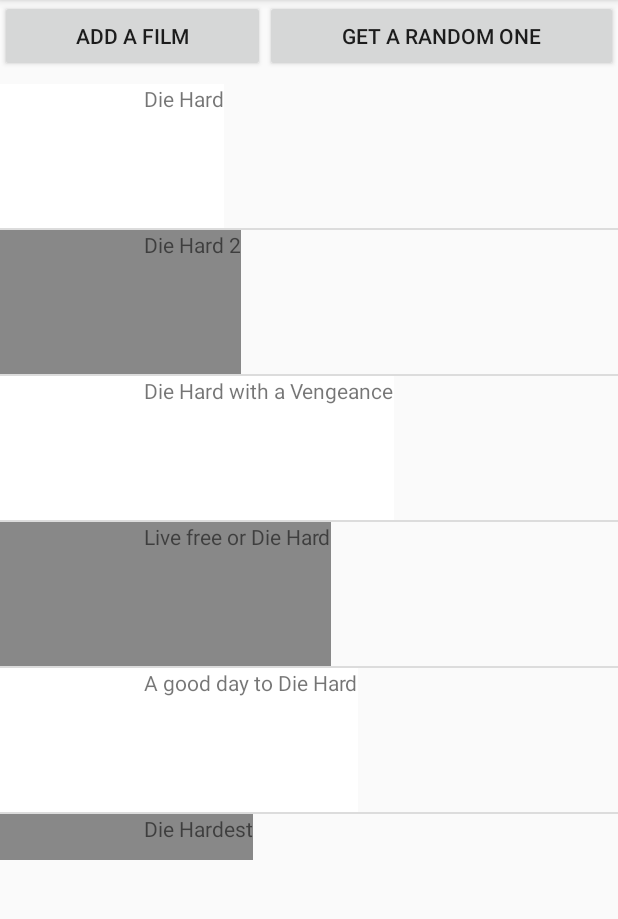
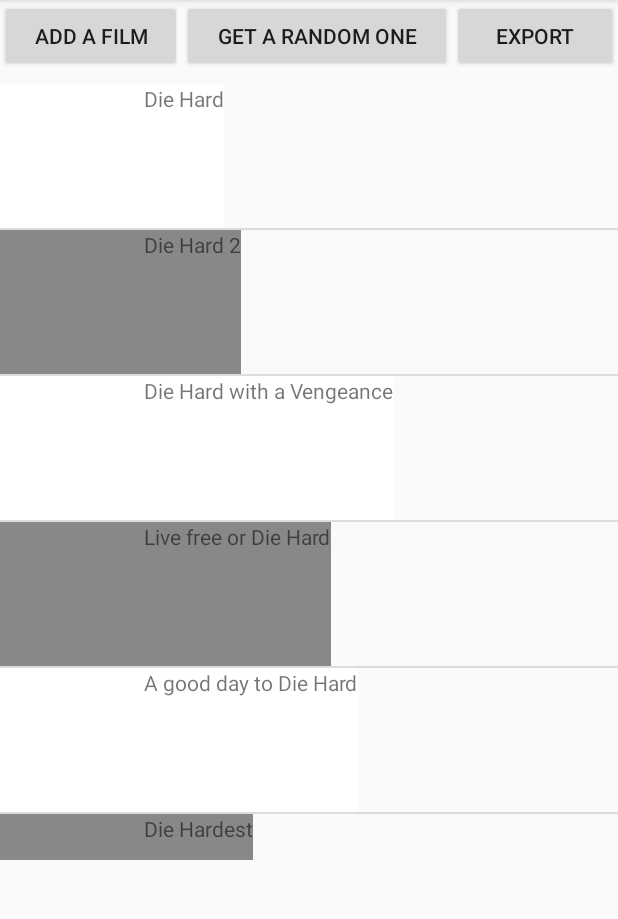
Before and after one commit to Batrayer/AndroidVoodoo, an Android app: the screen it shows after launch (MainActivity), on a phone screen of 412 x 824 dp, the part 84-1003 px from its top. Run offline under Robolectric (Android 15) with nearby library versions, the phone set to English and light mode, and no system bars.

Commit message:
Feat: sacrifice de jean-dylan

```diff
--- a/app/src/main/AndroidManifest.xml
+++ b/app/src/main/AndroidManifest.xml
@@ -2,6 +2,8 @@
 <manifest xmlns:android="http://schemas.android.com/apk/res/android"
     package="baptiste.rayer.master2">
     <uses-permission android:name="android.permission.INTERNET"/>
+    <uses-permission android:name="android.permission.READ_EXTERNAL_STORAGE"/>
+    <uses-permission android:name="android.permission.WRITE_EXTERNAL_STORAGE"/>
 
     <application
         android:allowBackup="true"
--- a/app/src/main/java/baptiste/rayer/master2/MainActivity.java
+++ b/app/src/main/java/baptiste/rayer/master2/MainActivity.java
@@ -1,20 +1,22 @@
 package baptiste.rayer.master2;
 
+import android.Manifest;
 import android.content.Context;
+import android.content.pm.PackageManager;
 import android.os.AsyncTask;
 import android.os.Looper;
+import android.support.v4.app.ActivityCompat;
+import android.support.v4.content.ContextCompat;
 import android.support.v7.app.AppCompatActivity;
 import android.os.Bundle;
+import android.util.Log;
 import android.view.View;
 import android.widget.Button;
 import android.widget.ListView;
 
-import java.lang.ref.WeakReference;
 import java.util.ArrayList;
 import java.util.List;
 import java.util.concurrent.BlockingQueue;
-import java.util.concurrent.ExecutorService;
-import java.util.concurrent.Executors;
 import java.util.concurrent.LinkedBlockingDeque;
 import java.util.concurrent.ThreadPoolExecutor;
 import java.util.concurrent.TimeUnit;
@@ -30,15 +32,16 @@ public class MainActivity extends AppCompatActivity {
     List<Film> lst;
     ThreadPoolExecutor thpe;
     BlockingQueue<Runnable> bcq;
+    public static final int MY_PERMISSIONS_REQUEST_STORAGE = 1;
+    public static final int MY_PERMISSIONS_REQUEST_CAMERA = 2;
 
     @Override
     protected void onCreate(Bundle savedInstanceState) {
         super.onCreate(savedInstanceState);
         setContentView(R.layout.activity_main);
+
         ListView lv = (ListView) findViewById(R.id.lst_view);
         lst = new ArrayList<>();
-        Button updateImagePool = findViewById(R.id.add_film);
-        Button updateImage = (Button) findViewById(R.id.random_film);
 
         Film f = new Film();
         adapter = new ArrayAdapterListe( MainActivity.this, lst);
@@ -67,7 +70,24 @@ public class MainActivity extends AppCompatActivity {
         lst.add(f);
 
         lv.setAdapter(adapter);
+        if (ContextCompat.checkSelfPermission(MainActivity.this, Manifest.permission.WRITE_EXTERNAL_STORAGE) !=
+                PackageManager.PERMISSION_GRANTED) {
+            ActivityCompat.requestPermissions(MainActivity.this,
+                    new String[]{Manifest.permission.WRITE_EXTERNAL_STORAGE},
+                    MY_PERMISSIONS_REQUEST_STORAGE
+            );
+        }else{
+            addAllListener();
+            if (ContextCompat.checkSelfPermission(MainActivity.this, Manifest.permission.CAMERA) != PackageManager.PERMISSION_GRANTED) {
+                ActivityCompat.requestPermissions(MainActivity.this, new String[]{Manifest.permission.CAMERA},
+                        MY_PERMISSIONS_REQUEST_CAMERA);
+            }
+        }
+    }
 
+    public void addAllListener() {
+        Button updateImagePool = findViewById(R.id.add_film);
+        Button updateImage = (Button) findViewById(R.id.random_film);
         View.OnClickListener listenerUpdateFilm = new View.OnClickListener() {
             @Override
             public void onClick(View view) {
@@ -104,4 +124,34 @@ public class MainActivity extends AppCompatActivity {
         };
         updateImagePool.setOnClickListener(listenerUpdateFilmPool);
     }
+    @Override
+    public void onRequestPermissionsResult(int requestCode,
+                                           String permissions[], int[] grantResults) {
+        System.out.println("Starfoula ?");
+        switch (requestCode) {
+            case MY_PERMISSIONS_REQUEST_STORAGE: {
+                // If request is cancelled, the result arrays are empty.
+                if (grantResults.length > 0
+                        && grantResults[0] == PackageManager.PERMISSION_GRANTED) {
+                    addAllListener();
+                } else {
+                    finish();
+                }
+                return;
+            }
+            case MY_PERMISSIONS_REQUEST_CAMERA: {
+                if (grantResults.length > 0
+                        && grantResults[0] == PackageManager.PERMISSION_GRANTED) {
+                    Log.d("CAMERA", "SUCCESS");
+                } else {
+                    Log.d("CAMERA", "FAILURE");
+
+                }
+                return;
+            }
+
+            // other 'case' lines to check for other
+            // permissions this app might request.
+        }
+    }
 }
--- a/app/src/main/java/baptiste/rayer/master2/model/Film.java
+++ b/app/src/main/java/baptiste/rayer/master2/model/Film.java
@@ -1,12 +1,14 @@
 package baptiste.rayer.master2.model;
 
 import android.graphics.Bitmap;
+
+import java.io.Serializable;
 
 /**
  * Created by Batra on 25/01/2019.
  */
 
-public class Film {
+public class Film implements Serializable {
     private String nom;
     private int idImage = -1;
     private Bitmap image = null;
--- a/app/src/main/res/layout/activity_main.xml
+++ b/app/src/main/res/layout/activity_main.xml
@@ -27,6 +27,14 @@
             android:layout_weight="1"
             android:text="Get a random one"
             tools:text="Get a random one" />
+
+        <Button
+            android:id="@+id/export"
+            android:layout_width="wrap_content"
+            android:layout_height="wrap_content"
+            android:layout_weight="1"
+            android:text="Export"
+            tools:text="Export" />
     </LinearLayout>
 
     <ListView
```
